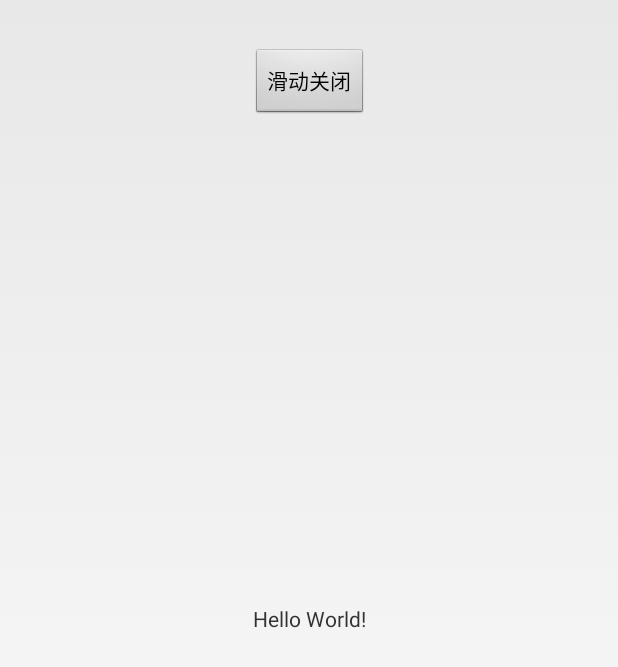
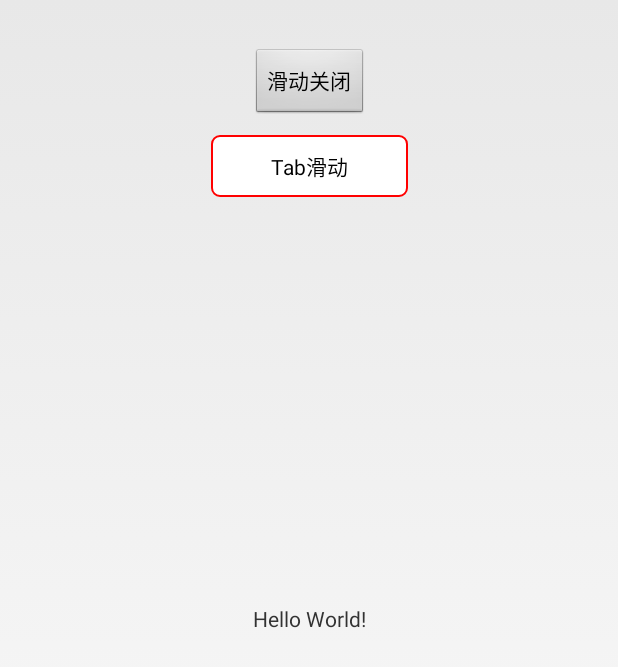
Before and after one commit to itve/test-android, an Android app: the screen it shows after launch (MainActivity), on a phone screen of 412 x 824 dp. Shown: the top 667 px of the screen. Run offline under Robolectric (Android 15) with nearby library versions, the light colour scheme and no system bars.

Commit message:
AddTabSliding

```diff
--- a/app/src/main/AndroidManifest.xml
+++ b/app/src/main/AndroidManifest.xml
@@ -19,6 +19,9 @@
         <activity android:name=".Button1.SlidingActivity" android:theme="@style/MyTranslucent">
 
         </activity>
+        <activity android:name=".Button2.TabSlidingActivity" android:theme="@style/Theme.AppCompat.DayNight.NoActionBar">
+
+        </activity>
     </application>
 
 </manifest>
--- /dev/null
+++ b/app/src/main/res/drawable/main_button.xml
@@ -0,0 +1,22 @@
+<?xml version="1.0" encoding="utf-8"?>
+<selector xmlns:android="http://schemas.android.com/apk/res/android">
+    <!--点击状态-->
+    <item android:state_pressed="true">
+        <shape>
+            <solid android:color="@color/orange"></solid>
+            <stroke android:color="@color/red" android:width="1dp">
+            </stroke>
+        </shape>
+    </item>
+    <item>
+        <shape>
+            <solid android:color="@color/white"></solid>
+            <padding android:top="10dp" android:bottom="10dp" android:left="40dp" android:right="40dp"></padding>
+            <stroke android:color="@color/red" android:width="1dp"></stroke>
+            <corners android:bottomLeftRadius="5dp"
+                android:bottomRightRadius="5dp"
+                android:topLeftRadius="5dp"
+                android:topRightRadius="5dp"></corners>
+        </shape>
+    </item>
+</selector>
--- a/app/src/main/res/layout/activity_main.xml
+++ b/app/src/main/res/layout/activity_main.xml
@@ -26,4 +26,15 @@
         app:layout_constraintRight_toRightOf="parent"
         app:layout_constraintTop_toTopOf="parent" />
 
+    <Button
+        android:id="@+id/slidingTab"
+        android:layout_width="wrap_content"
+        android:layout_height="wrap_content"
+        android:text="Tab滑动"
+        android:background="@drawable/main_button"
+        android:layout_marginTop="10dp"
+        app:layout_constraintLeft_toLeftOf="parent"
+        app:layout_constraintRight_toRightOf="parent"
+        app:layout_constraintTop_toBottomOf="@id/slidingFinish" />
+
 </android.support.constraint.ConstraintLayout>
--- a/app/src/main/res/values/colors.xml
+++ b/app/src/main/res/values/colors.xml
@@ -6,4 +6,6 @@
     <color name="translucent_background">#80000000</color>
     <color name="black">#000000</color>
     <color name="white">#FFFFFF</color>
+    <color name="red">#FF0000</color>
+    <color name="orange">#febc3c</color>
 </resources>
--- a/app/src/main/res/values/strings.xml
+++ b/app/src/main/res/values/strings.xml
@@ -1,3 +1,6 @@
 <resources>
     <string name="app_name">Test</string>
+    <string name="tab_attention">关注</string>
+    <string name="tab_recommend">推荐</string>
+    <string name="tab_ordinary">广场</string>
 </resources>
```
Also changed, not shown: app/src/main/java/com/wushanghao/test/Button2/AttentionFragment.java (added, +26 -0 lines), app/src/main/java/com/wushanghao/test/Button2/OrdinaryFragment.java (added, +26 -0 lines), app/src/main/java/com/wushanghao/test/Button2/RecommendFragment.java (added, +26 -0 lines), app/src/main/java/com/wushanghao/test/Button2/TabFragmentAdapter.java (added, +35 -0 lines), app/src/main/java/com/wushanghao/test/Button2/TabSlidingActivity.java (added, +64 -0 lines), app/src/main/java/com/wushanghao/test/MainActivity.java (+2 -2 lines), app/src/main/res/layout/activity_button2.xml (added, +27 -0 lines), app/src/main/res/layout/fragment_tab_attention.xml (added, +16 -0 lines), app/src/main/res/layout/fragment_tab_ordinary.xml (added, +17 -0 lines), app/src/main/res/layout/fragment_tab_recommend.xml (added, +17 -0 lines), 2 other files.
